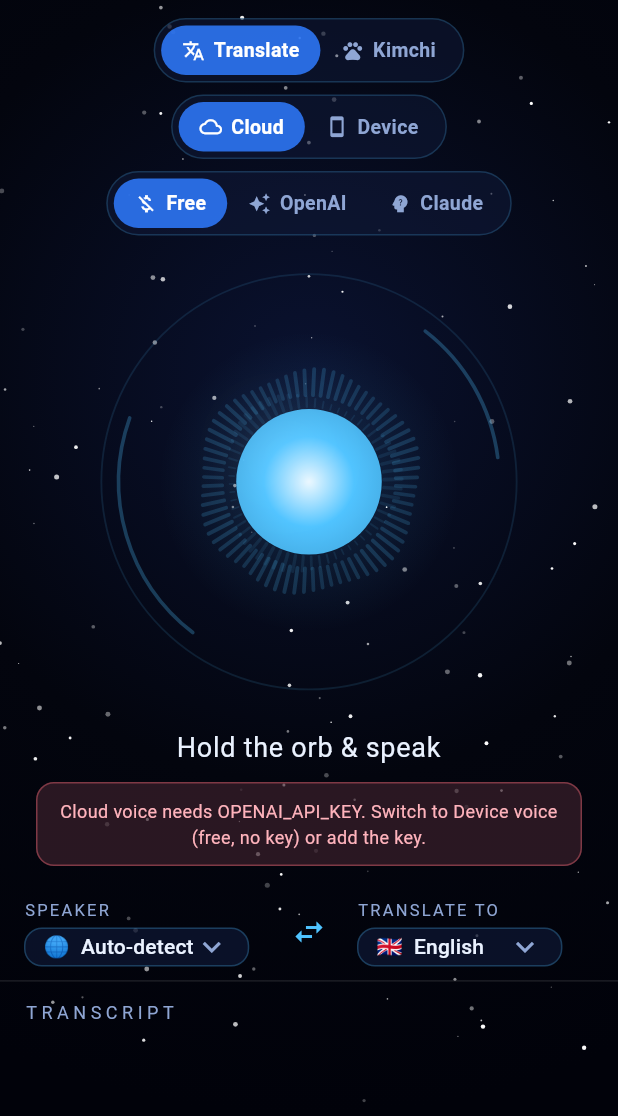
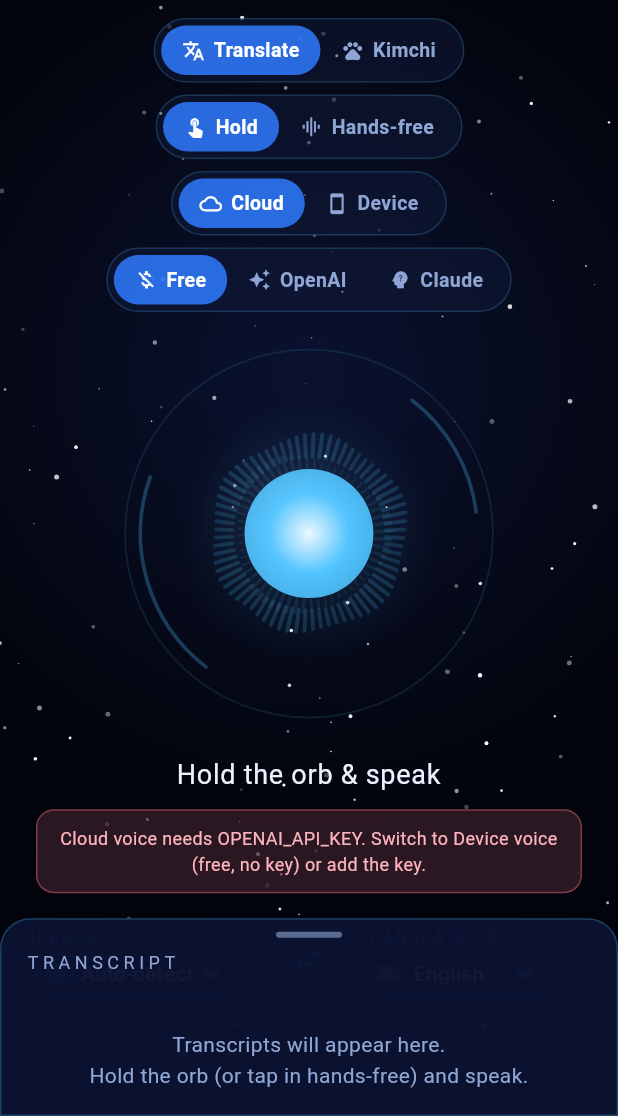
Before and after one commit to thvb1133/jarvis_Translator, a Flutter app: the screen it shows after launch, on a phone screen of 412 x 824 dp, the part 120-1236 px from its top. Run offline on Flutter 3.47's test engine with Material 3 defaults, Android fonts, the phone set to English and light mode, and no system bars; our stand-ins replace audioplayers, flutter_tts, permission_handler, speech_to_text; missing offline and left inert: record.

Commit message:
Add hands-free conversation mode and pull-up transcript sheet
- Hands-free: tap the orb once to start a continuous back-and-forth
  conversation (listen -> respond -> speak -> listen again) like a phone
  call; tap again to stop. Uses the device speech engine's end-of-utterance
  detection; enabling it switches to the device voice engine.
- New Hold/Hands-free toggle; orb becomes tap-to-start in hands-free.
- Mobile transcript is now a DraggableScrollableSheet you can pull up/down,
  with a visible scrollbar; TranscriptView accepts an external controller.
- Status labels reflect hands-free + Kimchi states.

Co-authored-by: thvb1133 <thvb1133@users.noreply.github.com>

```diff
--- a/lib/services/voice/voice_io.dart
+++ b/lib/services/voice/voice_io.dart
@@ -16,9 +16,14 @@ abstract class VoiceInput {
   /// Begins listening. [onLevel] receives a normalized 0..1 audio level for the
   /// orb visualizer. [localeId] hints the spoken language (device engines can't
   /// reliably auto-detect, so a hint is used when available).
+  ///
+  /// [onFinal] (when provided) is called once the engine detects the end of an
+  /// utterance (a natural pause). This powers hands-free conversation: the
+  /// controller reacts to it instead of waiting for a manual stop.
   Future<void> start({
     String? localeId,
     void Function(double level)? onLevel,
+    void Function(String finalText)? onFinal,
   });
 
   /// Stops listening and returns the final recognized text.
--- a/lib/ui/home_screen.dart
+++ b/lib/ui/home_screen.dart
@@ -57,10 +57,14 @@ class HomeScreen extends StatelessWidget {
 
 String _statusLabelFor(PipelineController controller) {
   final companion = controller.mode == AppMode.companion;
+  if (controller.status == PipelineStatus.idle && controller.handsFree) {
+    return companion ? 'Tap to chat hands-free' : 'Tap to start hands-free';
+  }
   return switch (controller.status) {
     PipelineStatus.idle =>
       companion ? 'Hold to talk to Kimchi' : 'Hold the orb & speak',
-    PipelineStatus.listening => 'Listening…',
+    PipelineStatus.listening =>
+      controller.handsFree ? 'Listening… (tap to stop)' : 'Listening…',
     PipelineStatus.thinking =>
       companion ? 'Kimchi is thinking…' : 'Translating…',
     PipelineStatus.speaking =>
@@ -164,13 +168,15 @@ class _MobileLayout extends StatelessWidget {
   @override
   Widget build(BuildContext context) {
     // A comfortably large orb that always fits the phone width.
-    final orbSize = (viewportWidth * 0.7).clamp(180.0, 320.0);
-    return SingleChildScrollView(
-      child: ConstrainedBox(
-        constraints: BoxConstraints(minHeight: viewportHeight),
-        child: Column(
-          children: [
-            Padding(
+    final orbSize = (viewportWidth * 0.62).clamp(160.0, 300.0);
+    // Leave room at the bottom for the collapsed transcript sheet.
+    const collapsed = 0.16;
+    return Stack(
+      children: [
+        Positioned.fill(
+          child: SingleChildScrollView(
+            padding: EdgeInsets.only(bottom: viewportHeight * collapsed + 16),
+            child: Padding(
               padding: const EdgeInsets.fromLTRB(16, 16, 16, 8),
               child: Column(
                 children: [
@@ -184,13 +190,90 @@ class _MobileLayout extends StatelessWidget {
                 ],
               ),
             ),
-            const Divider(height: 1, color: Colors.white10),
-            SizedBox(
-              height: 320,
-              child: _TranscriptSection(controller: controller),
+          ),
+        ),
+        // Pull-up / pull-down transcript with its own scrollbar.
+        DraggableScrollableSheet(
+          initialChildSize: collapsed,
+          minChildSize: 0.1,
+          maxChildSize: 0.9,
+          builder: (context, scrollController) => _TranscriptSheet(
+            controller: controller,
+            scrollController: scrollController,
+          ),
+        ),
+      ],
+    );
+  }
+}
+
+/// The draggable transcript panel on phones — pull it up to read, down to hide.
+class _TranscriptSheet extends StatelessWidget {
+  const _TranscriptSheet({
+    required this.controller,
+    required this.scrollController,
+  });
+
+  final PipelineController controller;
+  final ScrollController scrollController;
+
+  @override
+  Widget build(BuildContext context) {
+    return Container(
+      decoration: BoxDecoration(
+        color: const Color(0xFF0A1230).withValues(alpha: 0.97),
+        borderRadius: const BorderRadius.vertical(top: Radius.circular(20)),
+        border: Border.all(color: JarvisColors.coreGlow.withValues(alpha: 0.25)),
+      ),
+      child: Column(
+        children: [
+          // Drag handle.
+          Padding(
+            padding: const EdgeInsets.only(top: 8, bottom: 4),
+            child: Container(
+              width: 44,
+              height: 4,
+              decoration: BoxDecoration(
+                color: JarvisColors.textMuted.withValues(alpha: 0.6),
+                borderRadius: BorderRadius.circular(2),
+              ),
             ),
-          ],
-        ),
+          ),
+          Padding(
+            padding: const EdgeInsets.fromLTRB(16, 4, 8, 4),
+            child: Row(
+              children: [
+                const Text(
+                  'TRANSCRIPT',
+                  style: TextStyle(
+                    color: JarvisColors.textMuted,
+                    fontSize: 12,
+                    letterSpacing: 3,
+                  ),
+                ),
+                const Spacer(),
+                if (controller.transcript.isNotEmpty)
+                  TextButton.icon(
+                    onPressed: controller.clearTranscript,
+                    icon: const Icon(Icons.delete_outline, size: 18),
+                    label: const Text('Clear'),
+                    style: TextButton.styleFrom(
+                      foregroundColor: JarvisColors.textMuted,
+                    ),
+                  ),
+              ],
+            ),
+          ),
+          Expanded(
+            child: Padding(
+              padding: const EdgeInsets.symmetric(horizontal: 12),
+              child: TranscriptView(
+                entries: controller.transcript,
+                controller: scrollController,
+              ),
+            ),
+          ),
+        ],
       ),
     );
   }
@@ -208,6 +291,24 @@ class _PushToTalkOrb extends StatelessWidget {
       if (controller.status == PipelineStatus.error) controller.resetError();
     }
 
+    final orb = JarvisOrb(
+      status: controller.status,
+      size: size,
+      level: controller.audioLevel,
+    );
+
+    // Hands-free: a single tap starts/stops the back-and-forth conversation.
+    if (controller.handsFree) {
+      return GestureDetector(
+        onTap: () {
+          handleError();
+          controller.toggleConversation();
+        },
+        child: orb,
+      );
+    }
+
+    // Default: push-to-talk (hold to speak, release to send).
     return GestureDetector(
       onTapDown: (_) {
         handleError();
@@ -225,11 +326,7 @@ class _PushToTalkOrb extends StatelessWidget {
           controller.stopAndTranslate();
         }
       },
-      child: JarvisOrb(
-        status: controller.status,
-        size: size,
-        level: controller.audioLevel,
-      ),
+      child: orb,
     );
   }
 }
@@ -286,6 +383,14 @@ class _SettingsBar extends StatelessWidget {
           ],
           selectedIndex: modes.indexOf(controller.mode),
           onSelect: (i) => controller.setMode(modes[i]),
+        ),
+        _MultiToggle(
+          segments: const [
+            _Seg('Hold', Icons.touch_app),
+            _Seg('Hands-free', Icons.graphic_eq),
+          ],
+          selectedIndex: controller.handsFree ? 1 : 0,
+          onSelect: (i) => controller.setHandsFree(i == 1),
         ),
         _MultiToggle(
           segments: const [
--- a/lib/ui/widgets/transcript_view.dart
+++ b/lib/ui/widgets/transcript_view.dart
@@ -7,31 +7,53 @@ import '../theme/app_theme.dart';
 /// Scrollable, chat-like view of the running conversation showing each
 /// utterance's original text and its translation.
 class TranscriptView extends StatelessWidget {
-  const TranscriptView({super.key, required this.entries});
+  const TranscriptView({
+    super.key,
+    required this.entries,
+    this.controller,
+    this.padding = const EdgeInsets.symmetric(horizontal: 4, vertical: 8),
+  });
 
   final List<TranscriptEntry> entries;
+
+  /// Optional external scroll controller (used by the mobile pull-up sheet so
+  /// dragging the sheet and scrolling the list share one controller).
+  final ScrollController? controller;
+
+  final EdgeInsetsGeometry padding;
 
   @override
   Widget build(BuildContext context) {
     if (entries.isEmpty) {
-      return const Center(
+      return SingleChildScrollView(
+        controller: controller,
+        child: const Padding(
+          padding: EdgeInsets.symmetric(vertical: 32, horizontal: 16),
+          child: Center(
             child: Text(
-          'Transcripts will appear here.\nHold the orb and speak.',
+              'Transcripts will appear here.\nHold the orb (or tap in hands-free) and speak.',
               textAlign: TextAlign.center,
               style: TextStyle(color: JarvisColors.textMuted, height: 1.5),
+            ),
+          ),
         ),
       );
     }
 
-    return ListView.separated(
+    return Scrollbar(
+      controller: controller,
+      thumbVisibility: true,
+      child: ListView.separated(
+        controller: controller,
         reverse: true,
-      padding: const EdgeInsets.symmetric(horizontal: 4, vertical: 8),
+        padding: padding,
         itemCount: entries.length,
         separatorBuilder: (_, __) => const SizedBox(height: 10),
         itemBuilder: (context, index) {
           final entry = entries[entries.length - 1 - index];
           return _TranscriptCard(entry: entry);
         },
+      ),
     );
   }
 }
```
Also changed, not shown: lib/pipeline/pipeline_controller.dart (+112 -0 lines), lib/services/voice/device_voice_input.dart (+14 -1 lines). Lines whose indentation alone changed are shown as unchanged.
